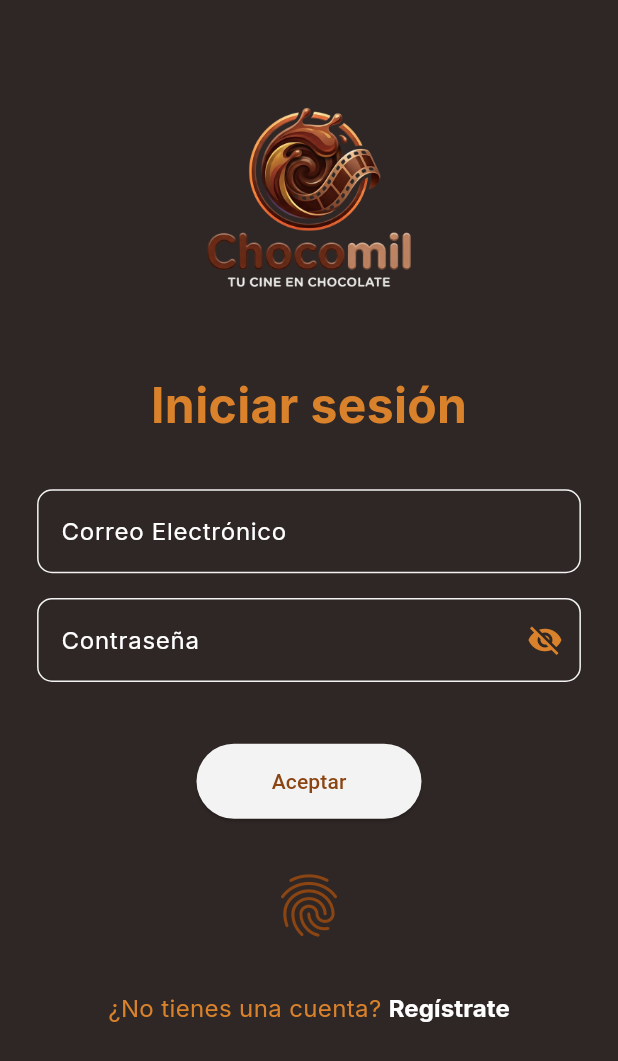
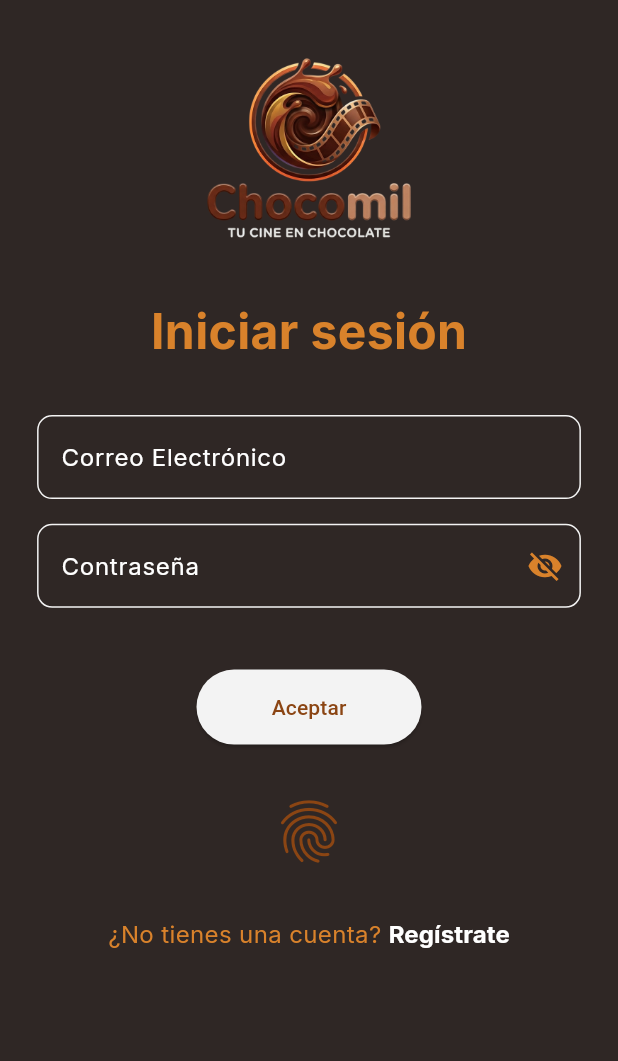
Before and after one commit to bodoquexd/Chocomil_Movies_App_BV, a Flutter app: the screen it shows after launch, on a phone screen of 412 x 824 dp. Shown: the top 1061 px of the screen. Run offline on Flutter 3.47's test engine with Material 3 defaults, Android fonts, the phone set to English and light mode, and no system bars; our stand-ins replace flutter_dotenv, flutter_secure_storage, go_router, google_fonts, intl_phone_field, local_auth.

Commit message:
Error arreglado del espaciado de los comentarios en el home_screen

```diff
--- a/lib/presentation/screens/auth/login_screen.dart
+++ b/lib/presentation/screens/auth/login_screen.dart
@@ -56,19 +56,13 @@ class _LoginScreenState extends State<LoginScreen> {
           .timeout(const Duration(seconds: 10));
 
       if (response.statusCode == 200) {
-        // 1. Extraemos los datos de la respuesta del servidor
         final responseData = jsonDecode(response.body);
-
-        // 2. Armamos el nombre uniendo firstName y lastName (que es como los manda tu Node.js)
         final String firstName = responseData['user']?['firstName'] ?? '';
         final String lastName = responseData['user']?['lastName'] ?? '';
         final String nombreCompleto = "$firstName $lastName".trim();
-
-        // 3. Validamos que no esté vacío, de lo contrario ponemos uno por defecto
         final nombreFinal = nombreCompleto.isNotEmpty ? nombreCompleto : 'Usuario de Chocomil';
         final telefono = responseData['user']?['phone'] ?? 'Teléfono no registrado';
 
-        // 4. Guardamos todo en la memoria segura
         await _storage.write(key: 'email', value: email);
         await _storage.write(key: 'password', value: password);
         await _storage.write(key: 'has_credentials', value: 'true');
@@ -204,7 +198,7 @@ class _LoginScreenState extends State<LoginScreen> {
             padding: EdgeInsets.symmetric(horizontal: screenSize.width * 0.06),
             child: Column(
               children: [
-                SizedBox(height: screenSize.height * 0.05),
+                SizedBox(height: screenSize.height * 0.010),
 
                 Image.asset(
                   'assets/images/logo.png',
@@ -212,7 +206,7 @@ class _LoginScreenState extends State<LoginScreen> {
                   fit: BoxFit.contain,
                 ),
 
-                SizedBox(height: screenSize.height * 0.03),
+                SizedBox(height: screenSize.height * 0.01),
 
                 Text(
                   'Iniciar sesión',
--- a/lib/presentation/screens/movies/home_screen.dart
+++ b/lib/presentation/screens/movies/home_screen.dart
@@ -145,37 +145,41 @@ class _HomeScreenState extends State<HomeScreen> {
                 const SectionTitleWidget(title: 'Comentarios'),
                 const SizedBox(height: 15),
 
-                // 5. Los comentarios que ya tenías diseñados
                 const CommentWidget(
                   userName: 'Carlos',
                   rating: 4.8,
                   comment:
                       'Excelente aplicación, encontré rápidamente las películas.',
                 ),
+
                 const CommentWidget(
                   userName: 'Elena',
                   rating: 4.7,
                   comment:
                       'La selección de películas de animación es increíble, ¡me encanta!',
                 ),
+
                 const CommentWidget(
                   userName: 'Ana',
                   rating: 5.0,
                   comment:
                       'Me encanta el diseño. Parece una plataforma profesional.',
                 ),
+
                 const CommentWidget(
                   userName: 'Miguel',
                   rating: 4.5,
                   comment:
                       'Las recomendaciones son muy buenas y la navegación es sencilla.',
                 ),
+
                 const CommentWidget(
                   userName: 'Sofía',
                   rating: 4.9,
                   comment:
                       'La interfaz es moderna y muy agradable visualmente.',
                 ),
+
               ],
             ),
     );
```
Also changed, not shown: lib/presentation/widgets/comment_widget.dart (+2 -5 lines), lib/main.dart (line endings or trailing spaces).
